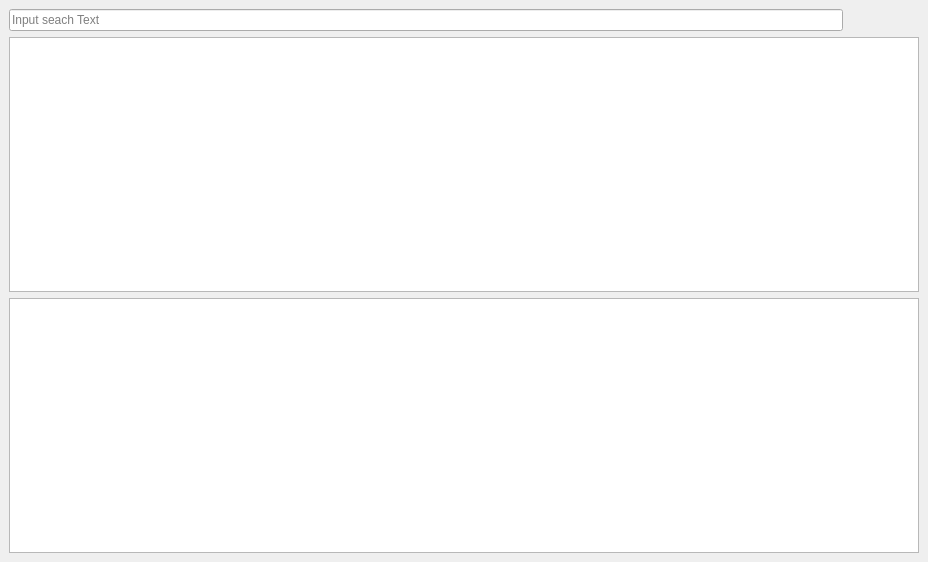
The window that src/widgets/tablefmtwg.ui (sunstorme/media-analyzer) describes before a commit, drawn with Qt 5.
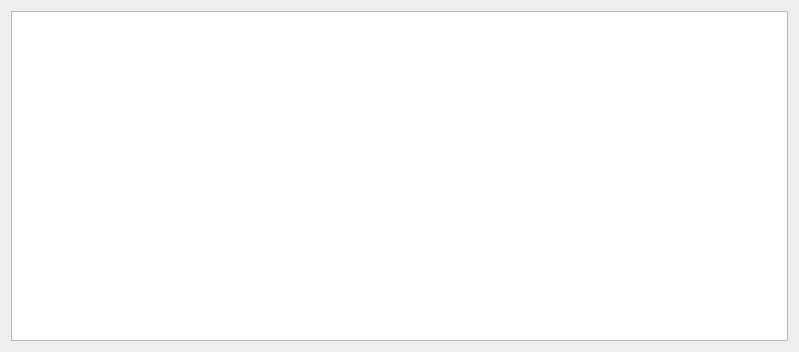
The same window after the commit. The open tabs and pages were chosen to show the change. Icons and pictures are not drawn. Custom widgets are drawn as their Qt base class.

Commit message: refactor(search): redesign search component and modernize widget code

The edit to the form file:
```diff
--- a/src/widgets/tablefmtwg.ui
+++ b/src/widgets/tablefmtwg.ui
@@ -6,8 +6,8 @@
    <rect>
     <x>0</x>
     <y>0</y>
-    <width>928</width>
-    <height>562</height>
+    <width>799</width>
+    <height>352</height>
    </rect>
   </property>
   <property name="windowTitle">
@@ -19,21 +19,13 @@
 }</string>
   </property>
   <layout class="QVBoxLayout" name="verticalLayout">
-   <property name="leftMargin">
-    <number>9</number>
-   </property>
-   <property name="topMargin">
-    <number>9</number>
-   </property>
-   <property name="rightMargin">
-    <number>9</number>
-   </property>
-   <property name="bottomMargin">
-    <number>9</number>
-   </property>
    <item>
-    <widget class="QWidget" name="search_title_wg" native="true">
-     <layout class="QHBoxLayout" name="horizontalLayout">
+    <widget class="QStackedWidget" name="stackedWidget">
+     <property name="currentIndex">
+      <number>0</number>
+     </property>
+     <widget class="QWidget" name="tableViewWidget">
+      <layout class="QVBoxLayout" name="tableViewLayout">
       <property name="leftMargin">
        <number>0</number>
       </property>
@@ -46,72 +38,35 @@
       <property name="bottomMargin">
        <number>0</number>
       </property>
-      <item>
-       <widget class="QLineEdit" name="search_le">
-        <property name="placeholderText">
-         <string>Input seach Text</string>
-        </property>
-        <property name="clearButtonEnabled">
-         <bool>true</bool>
-        </property>
-       </widget>
-      </item>
-      <item>
-       <widget class="QPushButton" name="search_btn">
-        <property name="maximumSize">
-         <size>
-          <width>16777215</width>
-          <height>16777215</height>
-         </size>
-        </property>
-        <property name="styleSheet">
-         <string notr="true">image: url(:/128x128/search.png);</string>
-        </property>
-        <property name="text">
-         <string/>
-        </property>
-       </widget>
-      </item>
-      <item>
-       <widget class="QPushButton" name="expand_raw_btn">
-        <property name="sizePolicy">
-         <sizepolicy hsizetype="Fixed" vsizetype="Fixed">
-          <horstretch>0</horstretch>
-          <verstretch>0</verstretch>
-         </sizepolicy>
-        </property>
-        <property name="maximumSize">
-         <size>
-          <width>16777215</width>
-          <height>16777215</height>
-         </size>
-        </property>
-        <property name="styleSheet">
-         <string notr="true">QPushButton {
-	image: url(:/128x128/arrow-right.png);
-}
-
-QPushButton:checked {
-	image: url(:/128x128/arrow-down.png);
-}
-</string>
-        </property>
-        <property name="text">
-         <string/>
-        </property>
-        <property name="checkable">
-         <bool>true</bool>
-        </property>
-       </widget>
-      </item>
-     </layout>
-    </widget>
-   </item>
    <item>
     <widget class="QTableView" name="detail_tb"/>
    </item>
+      </layout>
+     </widget>
+     <widget class="QWidget" name="textViewWidget">
+      <layout class="QVBoxLayout" name="textViewLayout">
+       <property name="leftMargin">
+        <number>0</number>
+       </property>
+       <property name="topMargin">
+        <number>0</number>
+       </property>
+       <property name="rightMargin">
+        <number>0</number>
+       </property>
+       <property name="bottomMargin">
+        <number>0</number>
+       </property>
    <item>
-    <widget class="ZTextEditor" name="detail_raw_pte"/>
+        <widget class="ZTextEditor" name="detail_raw_pte">
+         <property name="plainText">
+          <string/>
+         </property>
+        </widget>
+       </item>
+      </layout>
+     </widget>
+    </widget>
    </item>
   </layout>
  </widget>
```
Lines whose indentation alone changed are shown as unchanged. The commit also changes 23 other files.
